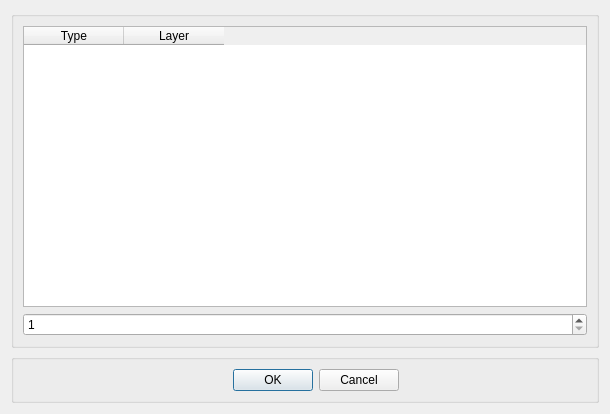
This is Project2/Project2/ObjectLayers.ui in Kalorina/Painter_PocitacovaGrafika as Qt 5 draws it before an edit. The edited form follows.
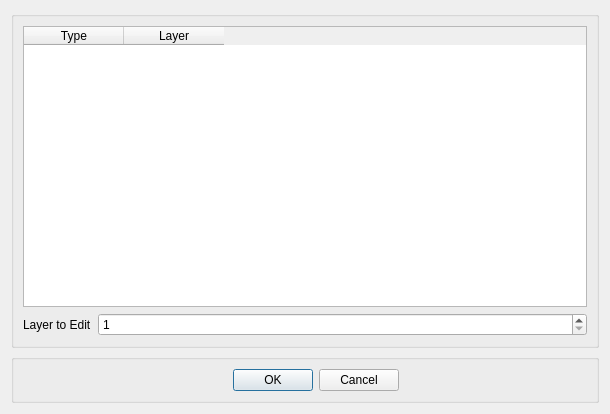
This is the edited form.

The edit to the form file:
```diff
--- a/Project2/Project2/ObjectLayers.ui
+++ b/Project2/Project2/ObjectLayers.ui
@@ -19,8 +19,15 @@
      <property name="title">
       <string/>
      </property>
-     <layout class="QGridLayout" name="gridLayout">
-      <item row="1" column="0" colspan="2">
+     <layout class="QFormLayout" name="formLayout">
+      <item row="1" column="0">
+       <widget class="QLabel" name="label">
+        <property name="text">
+         <string>Layer to Edit</string>
+        </property>
+       </widget>
+      </item>
+      <item row="1" column="1">
        <widget class="QSpinBox" name="spinBoxLayer">
         <property name="minimum">
          <number>1</number>
```
